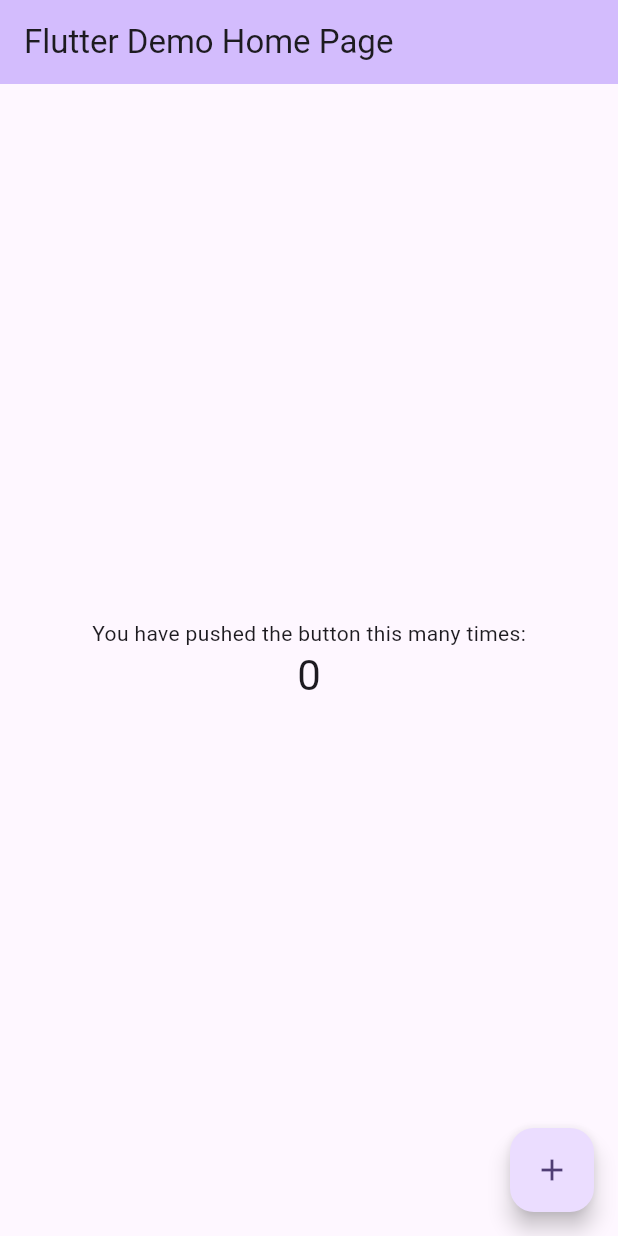
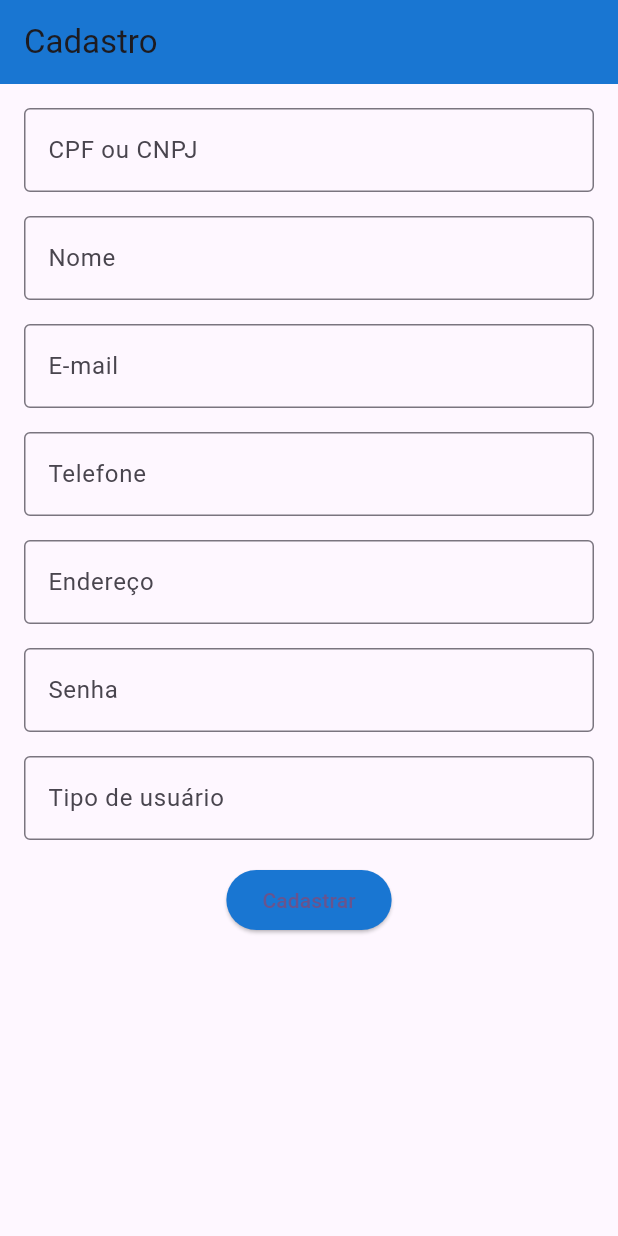
Before and after one commit to Lduarte97/AppMachinex, a Flutter app: the screen it shows after launch, on a phone screen of 412 x 824 dp. Run offline on Flutter 3.47's test engine with Material 3 defaults, Android fonts, the phone set to English and light mode, and no system bars; our stand-ins replace flutter_signin_button, sqflite; accounts and stored records are empty.

```diff
--- a/lib/main.dart
+++ b/lib/main.dart
@@ -1,4 +1,6 @@
 import 'package:flutter/material.dart';
+import 'view/Login.dart';
+import 'package:projeto/view/cadastrousuario.dart';
 
 void main() {
   runApp(const MyApp());
@@ -31,95 +33,7 @@ class MyApp extends StatelessWidget {
         colorScheme: ColorScheme.fromSeed(seedColor: Colors.deepPurple),
         useMaterial3: true,
       ),
-      home: const MyHomePage(title: 'Flutter Demo Home Page'),
+      home: Register(),
     );
   }
 }
-
-class MyHomePage extends StatefulWidget {
-  const MyHomePage({super.key, required this.title});
-
-  // This widget is the home page of your application. It is stateful, meaning
-  // that it has a State object (defined below) that contains fields that affect
-  // how it looks.
-
-  // This class is the configuration for the state. It holds the values (in this
-  // case the title) provided by the parent (in this case the App widget) and
-  // used by the build method of the State. Fields in a Widget subclass are
-  // always marked "final".
-
-  final String title;
-
-  @override
-  State<MyHomePage> createState() => _MyHomePageState();
-}
-
-class _MyHomePageState extends State<MyHomePage> {
-  int _counter = 0;
-
-  void _incrementCounter() {
-    setState(() {
-      // This call to setState tells the Flutter framework that something has
-      // changed in this State, which causes it to rerun the build method below
-      // so that the display can reflect the updated values. If we changed
-      // _counter without calling setState(), then the build method would not be
-      // called again, and so nothing would appear to happen.
-      _counter++;
-    });
-  }
-
-  @override
-  Widget build(BuildContext context) {
-    // This method is rerun every time setState is called, for instance as done
-    // by the _incrementCounter method above.
-    //
-    // The Flutter framework has been optimized to make rerunning build methods
-    // fast, so that you can just rebuild anything that needs updating rather
-    // than having to individually change instances of widgets.
-    return Scaffold(
-      appBar: AppBar(
-        // TRY THIS: Try changing the color here to a specific color (to
-        // Colors.amber, perhaps?) and trigger a hot reload to see the AppBar
-        // change color while the other colors stay the same.
-        backgroundColor: Theme.of(context).colorScheme.inversePrimary,
-        // Here we take the value from the MyHomePage object that was created by
-        // the App.build method, and use it to set our appbar title.
-        title: Text(widget.title),
-      ),
-      body: Center(
-        // Center is a layout widget. It takes a single child and positions it
-        // in the middle of the parent.
-        child: Column(
-          // Column is also a layout widget. It takes a list of children and
-          // arranges them vertically. By default, it sizes itself to fit its
-          // children horizontally, and tries to be as tall as its parent.
-          //
-          // Column has various properties to control how it sizes itself and
-          // how it positions its children. Here we use mainAxisAlignment to
-          // center the children vertically; the main axis here is the vertical
-          // axis because Columns are vertical (the cross axis would be
-          // horizontal).
-          //
-          // TRY THIS: Invoke "debug painting" (choose the "Toggle Debug Paint"
-          // action in the IDE, or press "p" in the console), to see the
-          // wireframe for each widget.
-          mainAxisAlignment: MainAxisAlignment.center,
-          children: <Widget>[
-            const Text(
-              'You have pushed the button this many times:',
-            ),
-            Text(
-              '$_counter',
-              style: Theme.of(context).textTheme.headlineMedium,
-            ),
-          ],
-        ),
-      ),
-      floatingActionButton: FloatingActionButton(
-        onPressed: _incrementCounter,
-        tooltip: 'Increment',
-        child: const Icon(Icons.add),
-      ), // This trailing comma makes auto-formatting nicer for build methods.
-    );
-  }
-}
--- /dev/null
+++ b/lib/view/cadastrousuario.dart
@@ -0,0 +1,124 @@
+import 'package:flutter/material.dart';
+
+// Definição do widget Register
+class Register extends StatefulWidget {
+  @override
+  _RegisterState createState() => _RegisterState();
+}
+
+class _RegisterState extends State<Register> {
+  // Controladores para os campos de texto
+  final TextEditingController _cpfCnpjController = TextEditingController();
+  final TextEditingController _nameController = TextEditingController();
+  final TextEditingController _emailController = TextEditingController();
+  final TextEditingController _phoneController = TextEditingController();
+  final TextEditingController _addressController = TextEditingController();
+  final TextEditingController _passwordController = TextEditingController();
+  final TextEditingController _userTypeController = TextEditingController();
+
+  // Função para lidar com o cadastro
+  void _register() {
+    final String cpfCnpj = _cpfCnpjController.text;
+    final String name = _nameController.text;
+    final String email = _emailController.text;
+    final String phone = _phoneController.text;
+    final String address = _addressController.text;
+    final String password = _passwordController.text;
+    final String userType = _userTypeController.text;
+
+    // Adicione sua lógica de cadastro aqui
+    ScaffoldMessenger.of(context).showSnackBar(
+      SnackBar(
+        content: Text('Cadastro realizado com sucesso!\nNome: $name'),
+      ),
+    );
+  }
+
+  @override
+  Widget build(BuildContext context) {
+    return Scaffold(
+      appBar: AppBar(
+        title: Text('Cadastro'),
+        backgroundColor: Colors.blue[700],
+      ),
+      body: Padding(
+        padding: const EdgeInsets.all(16.0),
+        child: SingleChildScrollView(
+          child: Column(
+            mainAxisAlignment: MainAxisAlignment.center,
+            children: <Widget>[
+              TextField(
+                controller: _cpfCnpjController,
+                decoration: InputDecoration(
+                  labelText: 'CPF ou CNPJ',
+                  border: OutlineInputBorder(),
+                ),
+                keyboardType: TextInputType.number,
+              ),
+              SizedBox(height: 16.0),
+              TextField(
+                controller: _nameController,
+                decoration: InputDecoration(
+                  labelText: 'Nome',
+                  border: OutlineInputBorder(),
+                ),
+              ),
+              SizedBox(height: 16.0),
+              TextField(
+                controller: _emailController,
+                decoration: InputDecoration(
+                  labelText: 'E-mail',
+                  border: OutlineInputBorder(),
+                ),
+                keyboardType: TextInputType.emailAddress,
+              ),
+              SizedBox(height: 16.0),
+              TextField(
+                controller: _phoneController,
+                decoration: InputDecoration(
+                  labelText: 'Telefone',
+                  border: OutlineInputBorder(),
+                ),
+                keyboardType: TextInputType.phone,
+              ),
+              SizedBox(height: 16.0),
+              TextField(
+                controller: _addressController,
+                decoration: InputDecoration(
+                  labelText: 'Endereço',
+                  border: OutlineInputBorder(),
+                ),
+              ),
+              SizedBox(height: 16.0),
+              TextField(
+                controller: _passwordController,
+                decoration: InputDecoration(
+                  labelText: 'Senha',
+                  border: OutlineInputBorder(),
+                ),
+                obscureText: true,
+              ),
+              SizedBox(height: 16.0),
+              TextField(
+                controller: _userTypeController,
+                decoration: InputDecoration(
+                  labelText: 'Tipo de usuário',
+                  border: OutlineInputBorder(),
+                ),
+              ),
+              SizedBox(height: 16.0),
+              ElevatedButton(
+                onPressed: _register,
+                style: ElevatedButton.styleFrom(
+                  backgroundColor: Colors.blue[700], // Cor do botão
+                  disabledBackgroundColor: Colors.white,   // Cor do texto
+                ),
+                child: Text('Cadastrar'),
+              ),
+            ],
+          ),
+        ),
+      ),
+    );
+  }
+}
```
Also changed, not shown: lib/control/transController.dart (added, +69 -0 lines), lib/control/userController.dart (added, +27 -0 lines), lib/model/bancoDeDados.dart (added, +160 -0 lines), lib/view/Login.dart (added, +52 -0 lines), lib/view/loginusuario.dart (added, +126 -0 lines), pubspec.yaml (+7 -1 lines), pubspec.lock, 6 other files.
